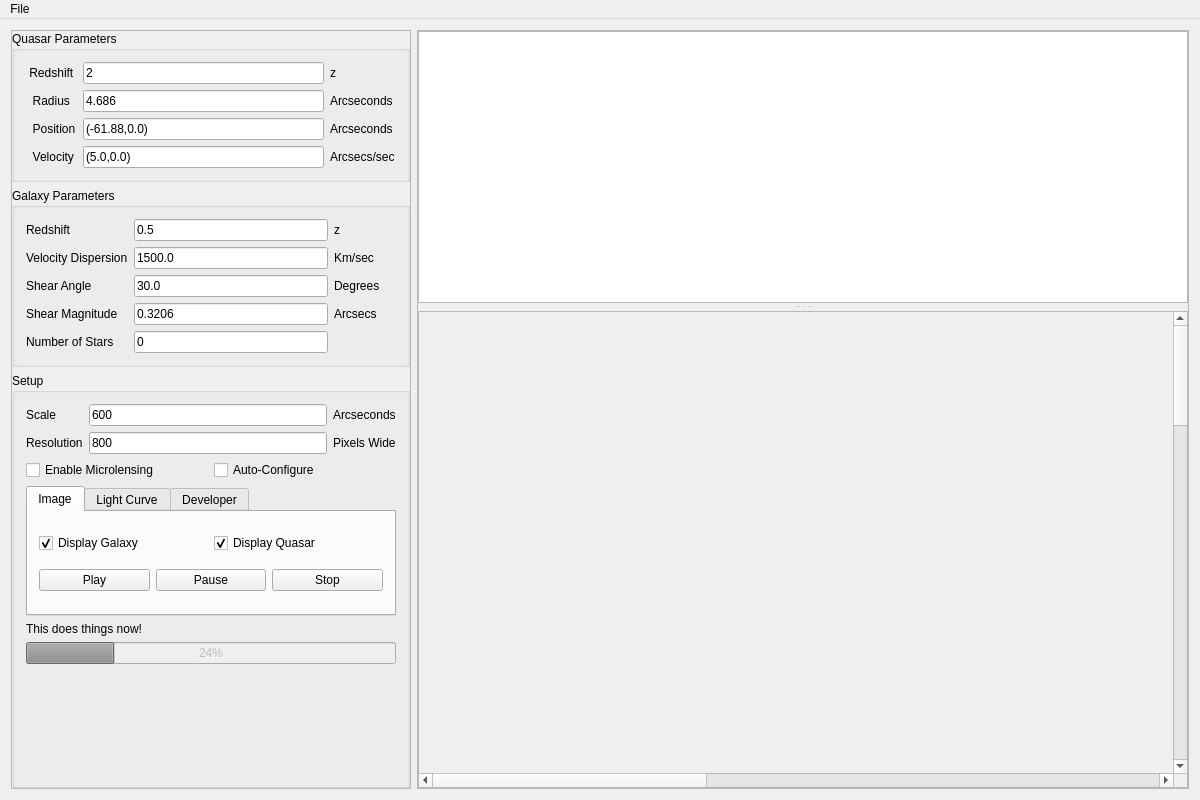
JordanKoeller/MirageOld, file src/Resources/GUI/gui.ui: the form before one commit.
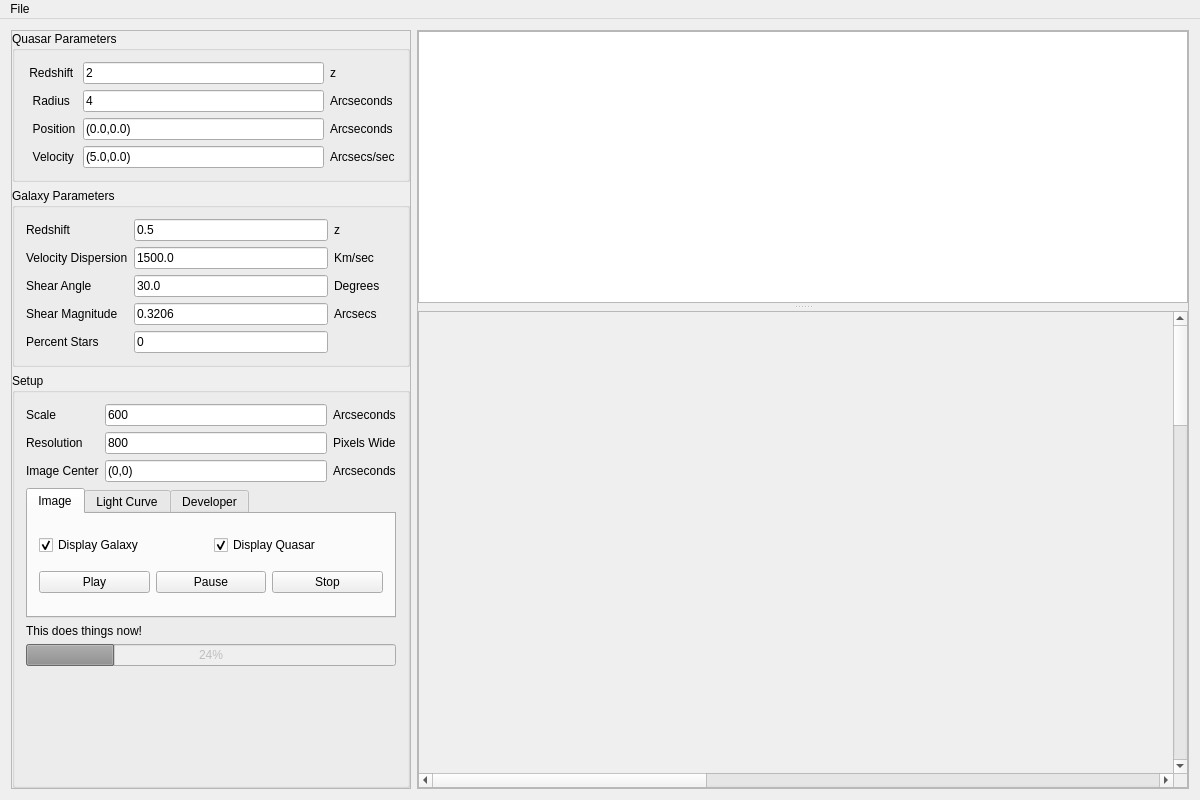
The form after the commit. Custom widgets are drawn as their Qt base class.

Diff of the .ui file:
```diff
--- a/src/Resources/GUI/gui.ui
+++ b/src/Resources/GUI/gui.ui
@@ -95,7 +95,7 @@
              <item row="2" column="1">
               <widget class="QLineEdit" name="qPosition">
                <property name="text">
-                <string>(-61.88,0.0)</string>
+                <string>(0.0,0.0)</string>
                </property>
               </widget>
              </item>
@@ -116,7 +116,7 @@
              <item row="1" column="1">
               <widget class="QLineEdit" name="qRadius">
                <property name="text">
-                <string>4.686</string>
+                <string>4</string>
                </property>
               </widget>
              </item>
@@ -308,7 +308,7 @@
              <item row="4" column="0">
               <widget class="QLabel" name="label_13">
                <property name="text">
-                <string>Number of Stars</string>
+                <string>Percent Stars</string>
                </property>
               </widget>
              </item>
@@ -373,25 +373,25 @@
                </property>
               </widget>
              </item>
-            </layout>
-           </item>
-           <item>
-            <layout class="QHBoxLayout" name="horizontalLayout_3">
-             <item>
-              <widget class="QCheckBox" name="enableMicrolensingBox">
+             <item row="2" column="0">
+              <widget class="QLabel" name="label_18">
+               <property name="text">
+                <string>Image Center</string>
+               </property>
+              </widget>
+             </item>
+             <item row="2" column="2">
+              <widget class="QLabel" name="label_24">
                <property name="text">
-                <string>Enable Microlensing</string>
+                <string>Arcseconds</string>
                </property>
               </widget>
              </item>
-             <item>
-              <widget class="QCheckBox" name="autoConfigCheckBox">
+             <item row="2" column="1">
+              <widget class="QLineEdit" name="gCenter">
                <property name="text">
-                <string>Auto-Configure</string>
+                <string>(0,0)</string>
                </property>
-               <property name="checked">
-                <bool>false</bool>
-               </property>
               </widget>
              </item>
             </layout>
```
Left out of the diff: 3 changed lines with no effect on the pictures.
